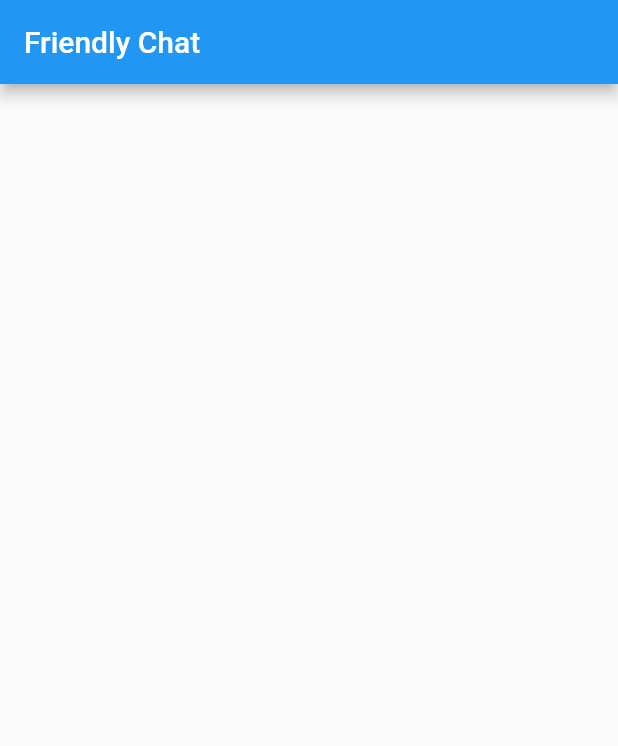
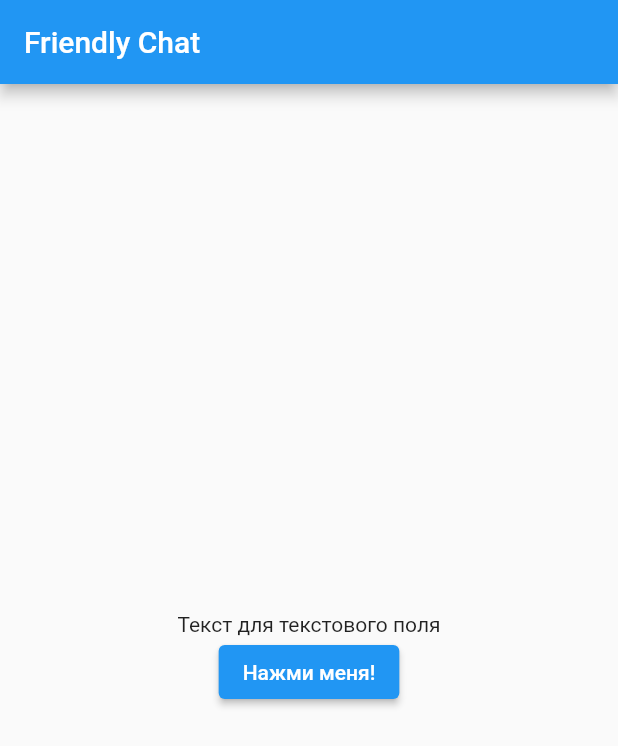
Before and after one commit to VirKato-dev/friendly_chat, a Flutter app: the screen it shows after launch, on a phone screen of 412 x 824 dp. Shown: the top 746 px of the screen. Run offline on Flutter 3.47's test engine with Material 2 defaults, Android fonts, the phone set to English and light mode, and no system bars.

Commit message:
Изменение состояния виджета при нажатии

```diff
--- /dev/null
+++ b/lib/containers/ChatContainer.dart
@@ -0,0 +1,38 @@
+import 'package:flutter/material.dart';
+// import '../variables/public.dart';
+
+/// Обновляемый виджет
+class ChatContainer extends StatefulWidget {
+  const ChatContainer({Key? key}) : super(key: key);
+
+  @override
+  State<ChatContainer> createState() => _ChatContainerState();
+}
+
+/// Треюуется для обновления виджета
+class _ChatContainerState extends State<ChatContainer> {
+  String _title = 'Нажми меня!';
+  int i = 0;
+  final String _text = "Текст для текстового поля";
+
+  @override
+  Widget build(BuildContext context) {
+    return Row(mainAxisAlignment: MainAxisAlignment.center, children: [
+      Column(
+        mainAxisAlignment: MainAxisAlignment.center,
+        children: [
+          Text(_text),
+          ElevatedButton(
+            child: Text(_title),
+            onPressed: () {
+              setState(() {
+                _title = "Нажато${i>0 ? " " + i.toString() + " раз" + ((i%10>1 && i%10<5) ? "а" : "") : ""}!";
+                i++;
+              });
+            },
+          )
+        ],
+      ),
+    ]);
+  }
+}
--- a/lib/main.dart
+++ b/lib/main.dart
@@ -1,6 +1,9 @@
 import 'package:flutter/material.dart';
+import './pages/ChatScreen.dart';
+import './variables/public.dart';
 
 void main() {
+
   runApp(const FriendlyChatApp());
 }
 
@@ -12,23 +15,11 @@ class FriendlyChatApp extends StatelessWidget {
 
   @override
   Widget build(BuildContext context) {
-    return const MaterialApp(
-      title: 'Friendly Chat',
-      home: ChatScreen(),
+
+    return MaterialApp(
+      theme: ThemeData(primaryColor: Colors.amberAccent),
+      title: title,
+      home: const ChatScreen(),
     );
   }
 }
-
-/// Создать виджет для окна чата
-class ChatScreen extends StatelessWidget {
-  const ChatScreen({Key? key}) : super(key: key);
-
-  @override
-  Widget build(BuildContext context) {
-    return Scaffold(
-      appBar: AppBar(
-        title: const Text('Friendly Chat'),
-      ),
-    );
-  }
-}
--- /dev/null
+++ b/lib/pages/ChatScreen.dart
@@ -0,0 +1,19 @@
+import 'package:flutter/material.dart';
+import '../variables/public.dart';
+import '../containers/ChatContainer.dart';
+
+
+/// Создать виджет для окна чата
+class ChatScreen extends StatelessWidget {
+  const ChatScreen({Key? key}) : super(key: key);
+
+  @override
+  Widget build(BuildContext context) {
+    return Scaffold(
+      appBar: AppBar(
+        title: const Text(title), // переменная title из папки variables
+      ),
+      body: const ChatContainer(),
+    );
+  }
+}
--- /dev/null
+++ b/lib/variables/public.dart
@@ -0,0 +1 @@
+const String title = 'Friendly Chat';
```
Also changed, not shown: 2 other files.
